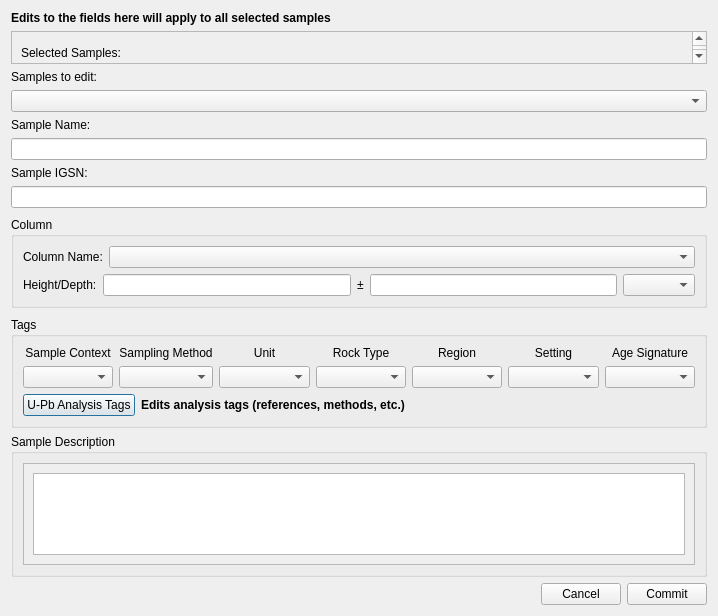
First picture: the form in ui/SampleInformation.ui, repository kathrynmetcalf/GeoCORK, before the edit.
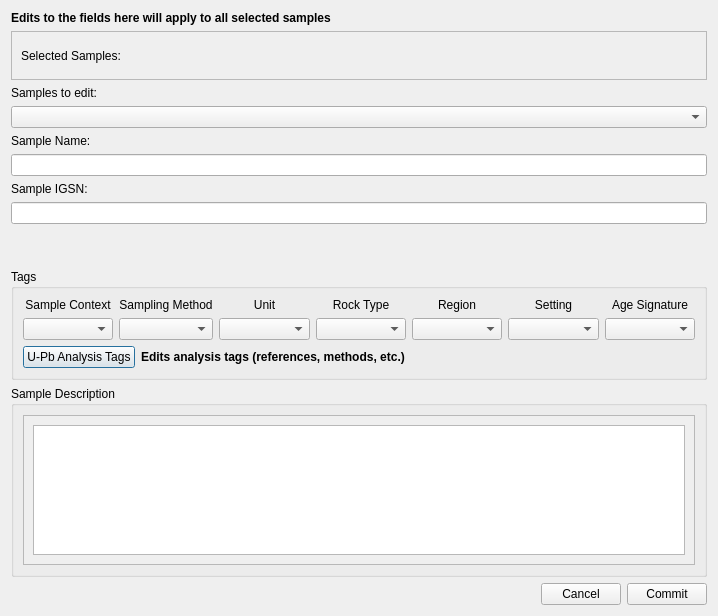
Second picture: the form after the edit. Custom widgets are drawn as their Qt base class.

What changed in the file:
```diff
--- a/ui/SampleInformation.ui
+++ b/ui/SampleInformation.ui
@@ -183,97 +183,6 @@
          </property>
         </spacer>
        </item>
-       <item>
-        <widget class="FocusGroupBox" name="column_groupBox">
-         <property name="sizePolicy">
-          <sizepolicy hsizetype="Preferred" vsizetype="Preferred">
-           <horstretch>0</horstretch>
-           <verstretch>0</verstretch>
-          </sizepolicy>
-         </property>
-         <property name="title">
-          <string>Column</string>
-         </property>
-         <layout class="QVBoxLayout" name="verticalLayout_13">
-          <item>
-           <layout class="QHBoxLayout" name="horizontalLayout_8">
-            <item>
-             <widget class="QLabel" name="column_name_label">
-              <property name="sizePolicy">
-               <sizepolicy hsizetype="Fixed" vsizetype="Preferred">
-                <horstretch>0</horstretch>
-                <verstretch>0</verstretch>
-               </sizepolicy>
-              </property>
-              <property name="text">
-               <string>Column Name:</string>
-              </property>
-             </widget>
-            </item>
-            <item>
-             <widget class="CheckableComboBox" name="column_name_comboBox">
-              <property name="placeholderText">
-               <string/>
-              </property>
-             </widget>
-            </item>
-           </layout>
-          </item>
-          <item>
-           <layout class="QHBoxLayout" name="horizontalLayout_7">
-            <item>
-             <widget class="QLabel" name="height_depth_label">
-              <property name="sizePolicy">
-               <sizepolicy hsizetype="Fixed" vsizetype="Preferred">
-                <horstretch>0</horstretch>
-                <verstretch>0</verstretch>
-               </sizepolicy>
-              </property>
-              <property name="text">
-               <string>Height/Depth:</string>
-              </property>
-             </widget>
-            </item>
-            <item>
-             <widget class="QLineEdit" name="height_depth_lineEdit"/>
-            </item>
-            <item>
-             <widget class="QLabel" name="height_depth_error_label">
-              <property name="text">
-               <string>±</string>
-              </property>
-              <property name="alignment">
-               <set>Qt::AlignCenter</set>
-              </property>
-             </widget>
-            </item>
-            <item>
-             <widget class="QLineEdit" name="height_depth_error_lineEdit"/>
-            </item>
-            <item>
-             <widget class="QComboBox" name="height_depth_unit_comboBox">
-              <property name="sizePolicy">
-               <sizepolicy hsizetype="Fixed" vsizetype="Fixed">
-                <horstretch>0</horstretch>
-                <verstretch>0</verstretch>
-               </sizepolicy>
-              </property>
-              <property name="maximumSize">
-               <size>
-                <width>80</width>
-                <height>16777215</height>
-               </size>
-              </property>
-              <property name="placeholderText">
-               <string>Unit</string>
-              </property>
-             </widget>
-            </item>
-           </layout>
-          </item>
-         </layout>
-        </widget>
-       </item>
        <item>
         <spacer name="verticalSpacer_2">
          <property name="orientation">
@@ -553,8 +462,8 @@
           <rect>
            <x>0</x>
            <y>0</y>
-           <width>658</width>
-           <height>79</height>
+           <width>674</width>
+           <height>131</height>
           </rect>
          </property>
          <layout class="QVBoxLayout" name="verticalLayout_15">
@@ -602,12 +511,6 @@
   </layout>
  </widget>
  <customwidgets>
-  <customwidget>
-   <class>FocusGroupBox</class>
-   <extends>QGroupBox</extends>
-   <header>Functions/Widget_classes.h</header>
-   <container>1</container>
-  </customwidget>
   <customwidget>
    <class>CheckableTreeCombobox</class>
    <extends>QComboBox</extends>
```
Left out of the diff: 6 changed lines with no effect on the pictures.
